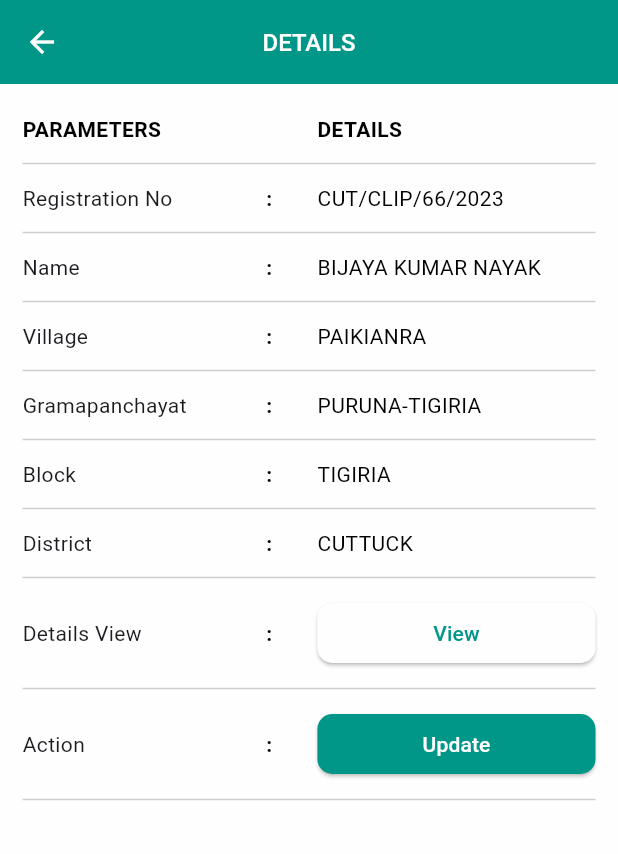
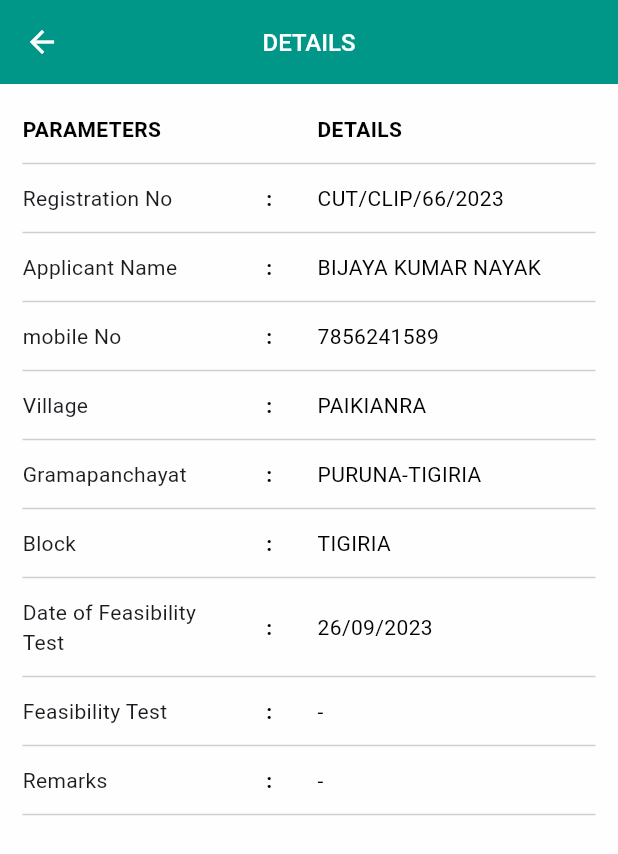
Before and after one commit to SubratDevop/OLIC, a Flutter app: the ProposalNotFeasibleInfoScreen screen opened directly with empty values, on a phone screen of 412 x 824 dp. Shown: the top 854 px of the screen. Run offline on Flutter 3.47's test engine with Material 2 defaults, Android fonts, the phone set to English and light mode, and no system bars; our stand-ins replace flutter_speed_dial, get, google_fonts, icons_plus.

Commit message:
ProposalNotFeasible screen/add  missing parameter

```diff
--- a/lib/screens/Proposal_Not_Feasible/screens/proposal_not_feasible_info_screen.dart
+++ b/lib/screens/Proposal_Not_Feasible/screens/proposal_not_feasible_info_screen.dart
@@ -41,13 +41,14 @@ class ProposalNotFeasibleInfoScreen extends StatelessWidget {
 
 
             infoWidget("Registration No", controller.users[index!].regiStrationNo),
-            infoWidget("Name", controller.users[index!].name),
+            infoWidget("Applicant Name", controller.users[index!].name),
+            infoWidget("mobile No", controller.users[index!].mobileNo),
             infoWidget("Village", controller.users[index!].village),
             infoWidget("Gramapanchayat", controller.users[index!].gramaPanchayat),
             infoWidget("Block", controller.users[index!].block),
-            infoWidget("District", controller.users[index!].district),
-            infoWidget("Details View", controller.users[index!].detailsView),
-            infoWidget("Action", controller.users[index!].action),
+            infoWidget("Date of Feasibility Test", "26/09/2023"),
+            infoWidget("Feasibility Test", "-"),
+            infoWidget("Remarks", "-"),
             Padding(
               padding: const EdgeInsets.symmetric(vertical: 5.0),
               child: Divider(
```
Also changed, not shown: lib/screens/Proposal_Not_Feasible/screens/proposal_not_feasible_screen.dart (+5 -5 lines).
